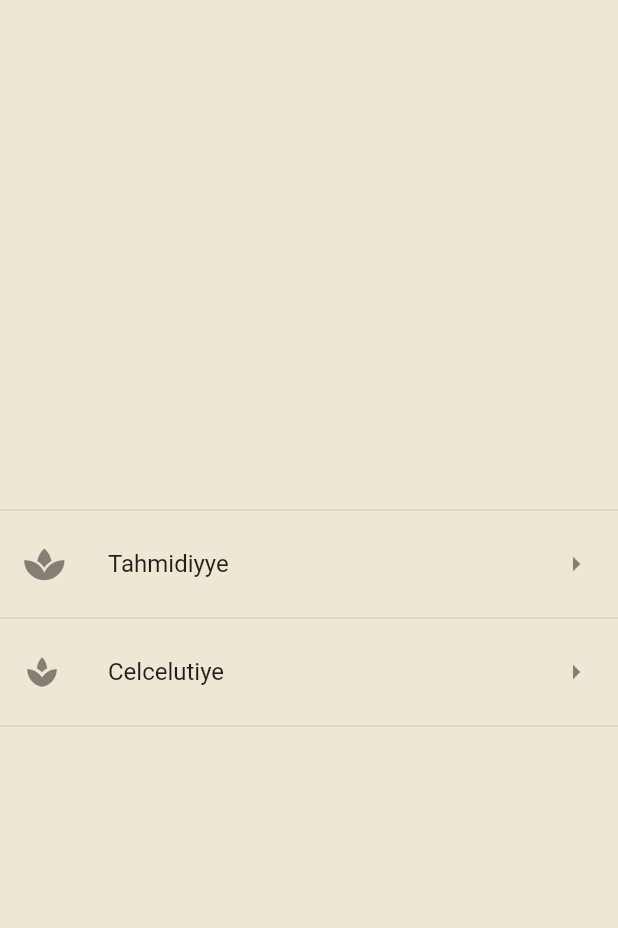
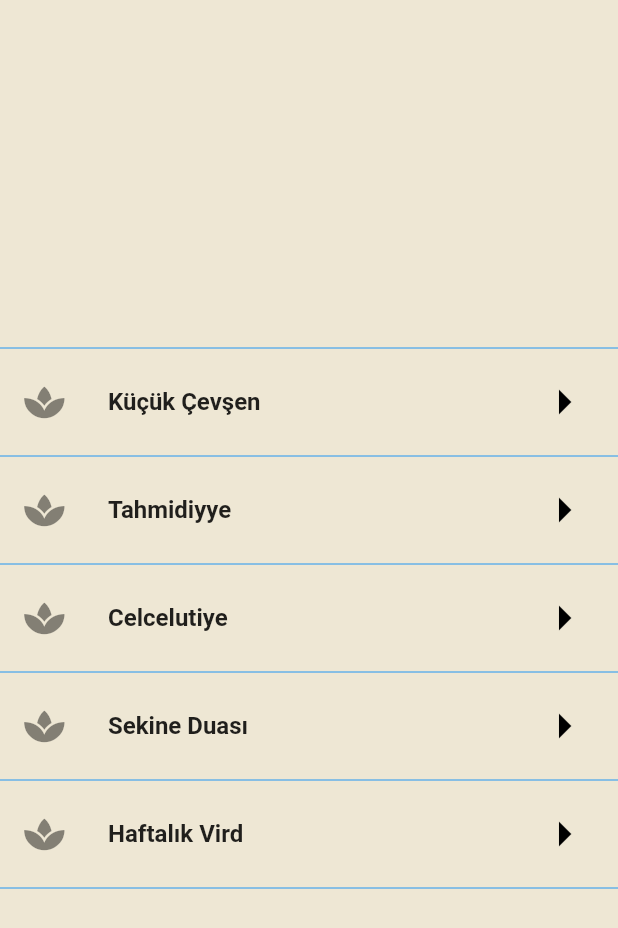
Before and after one commit to yakupbilgen/evradu-ezkar, a Flutter app: the screen it shows after launch, on a phone screen of 412 x 824 dp. Shown: the top 928 px of the screen. Run offline on Flutter 3.47's test engine with Material 2 defaults, Android fonts, the phone set to English and light mode, and no system bars; our stand-ins replace font_awesome_flutter.

Commit message:
screen list

```diff
--- /dev/null
+++ b/lib/constant/app_constant.dart
@@ -0,0 +1,7 @@
+class AppConstant {
+  static const screenListTahmidiyye = 'Tahmidiyye';
+  static const screenListCelcelutiye = 'Celcelutiye';
+  static const screenListKucukCevsen = 'Küçük Çevşen';
+  static const screenListSekineDuasi = 'Sekine Duası';
+  static const screenListHastalikVird = 'Haftalık Vird';
+}
--- a/lib/main.dart
+++ b/lib/main.dart
@@ -1,8 +1,8 @@
+import 'package:evraduezkar/constant/app_constant.dart';
 import 'package:evraduezkar/screen/celcelutiye/celcelutiye_homepage.dart';
+import 'package:evraduezkar/screen/tahmidiyye/tahmidiyye_homepage.dart';
 import 'package:flutter/material.dart';
 import 'package:font_awesome_flutter/font_awesome_flutter.dart';
-
-import 'screen/tahmidiyye/tahmidiyye_homepage.dart';
 
 void main() {
   runApp(const MyApp());
@@ -33,40 +33,60 @@ class ScreenListPage extends StatelessWidget {
       body: SafeArea(
         child: Column(
           mainAxisAlignment: MainAxisAlignment.center,
-          crossAxisAlignment: CrossAxisAlignment.center,
           children: [
-            const Divider(),
-            ListTile(
-              leading: const Icon(FontAwesomeIcons.spa),
-              title: const Text('Tahmidiyye'),
-              trailing: const Icon(Icons.arrow_right),
-              onTap: () {
-                Navigator.push(
-                  context,
-                  MaterialPageRoute(
-                    builder: (context) => const TahmidiyyeHomePage(),
-                  ),
-                );
-              },
-            ),
-            const Divider(),
-            ListTile(
-              leading: const Icon(Icons.spa),
-              title: const Text('Celcelutiye'),
-              trailing: const Icon(Icons.arrow_right),
-              onTap: () {
-                Navigator.push(
-                  context,
-                  MaterialPageRoute(
-                    builder: (context) => const CelcelutiyeHomepage(),
-                  ),
-                );
-              },
-            ),
-            const Divider(),
+            screenListPageDivider(),
+            ListTileItem(
+                AppConstant.screenListKucukCevsen, const CelcelutiyeHomepage()),
+            screenListPageDivider(),
+            ListTileItem(
+                AppConstant.screenListTahmidiyye, const TahmidiyyeHomePage()),
+            screenListPageDivider(),
+            ListTileItem(
+                AppConstant.screenListCelcelutiye, const CelcelutiyeHomepage()),
+            screenListPageDivider(),
+            ListTileItem(
+                AppConstant.screenListSekineDuasi, const CelcelutiyeHomepage()),
+            screenListPageDivider(),
+            ListTileItem(AppConstant.screenListHastalikVird,
+                const CelcelutiyeHomepage()),
+            screenListPageDivider(),
           ],
         ),
       ),
     );
   }
 }
+
+class ListTileItem extends StatelessWidget {
+  String title;
+  StatefulWidget navigatorFunc;
+  ListTileItem(this.title, this.navigatorFunc, {Key? key}) : super(key: key);
+
+  @override
+  Widget build(BuildContext context) {
+    return ListTile(
+      leading: const Icon(FontAwesomeIcons.spa),
+      title: Text(
+        title,
+        style: const TextStyle(fontWeight: FontWeight.bold),
+      ),
+      trailing: const Icon(
+        Icons.arrow_right,
+        size: 40,
+        color: Colors.black,
+      ),
+      onTap: () {
+        Navigator.push(
+          context,
+          MaterialPageRoute(
+            builder: (context) => navigatorFunc,
+          ),
+        );
+      },
+    );
+  }
+}
+
+Divider screenListPageDivider() {
+  return const Divider(color: Colors.blue);
+}
--- a/lib/screen/tahmidiyye/tahmidiyye_homepage.dart
+++ b/lib/screen/tahmidiyye/tahmidiyye_homepage.dart
@@ -3,9 +3,14 @@ import 'package:evraduezkar/screen/tahmidiyye/tahmidiyye_arabic.dart';
 import 'package:evraduezkar/screen/tahmidiyye/tahmidiyye_turkish.dart';
 import 'package:flutter/material.dart';
 
-class TahmidiyyeHomePage extends StatelessWidget {
+class TahmidiyyeHomePage extends StatefulWidget {
   const TahmidiyyeHomePage({Key? key}) : super(key: key);
 
+  @override
+  State<TahmidiyyeHomePage> createState() => _TahmidiyyeHomePageState();
+}
+
+class _TahmidiyyeHomePageState extends State<TahmidiyyeHomePage> {
   @override
   Widget build(BuildContext context) {
     return Scaffold(
```
